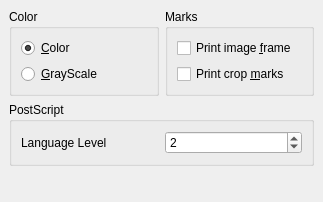
Before: the Qt Designer form src/qdjviewexportps1.ui in barak/djview4, drawn with Qt 5.
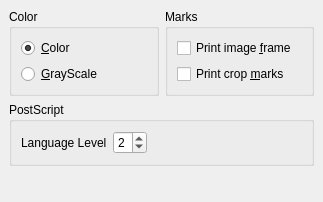
After: the same form once the commit is applied.

Patch:
```diff
--- a/src/qdjviewexportps1.ui
+++ b/src/qdjviewexportps1.ui
@@ -125,6 +125,19 @@
         </property>
        </widget>
       </item>
+      <item>
+       <spacer>
+        <property name="orientation" >
+         <enum>Qt::Horizontal</enum>
+        </property>
+        <property name="sizeHint" >
+         <size>
+          <width>5</width>
+          <height>5</height>
+         </size>
+        </property>
+       </spacer>
+      </item>
      </layout>
     </widget>
    </item>
```
